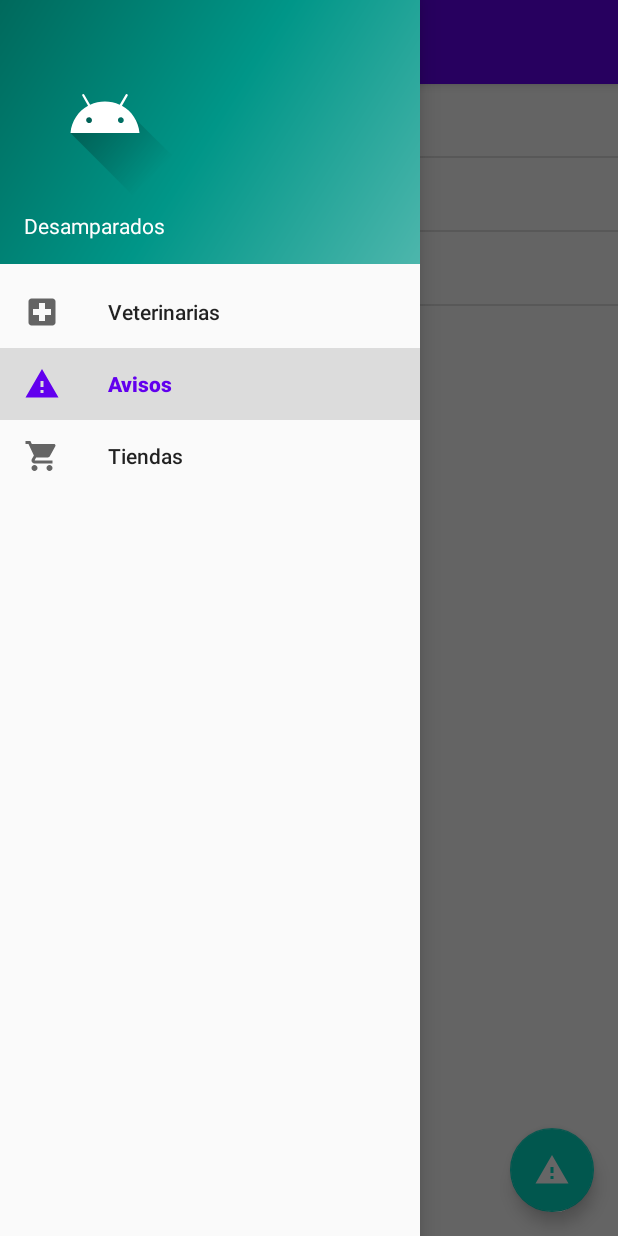
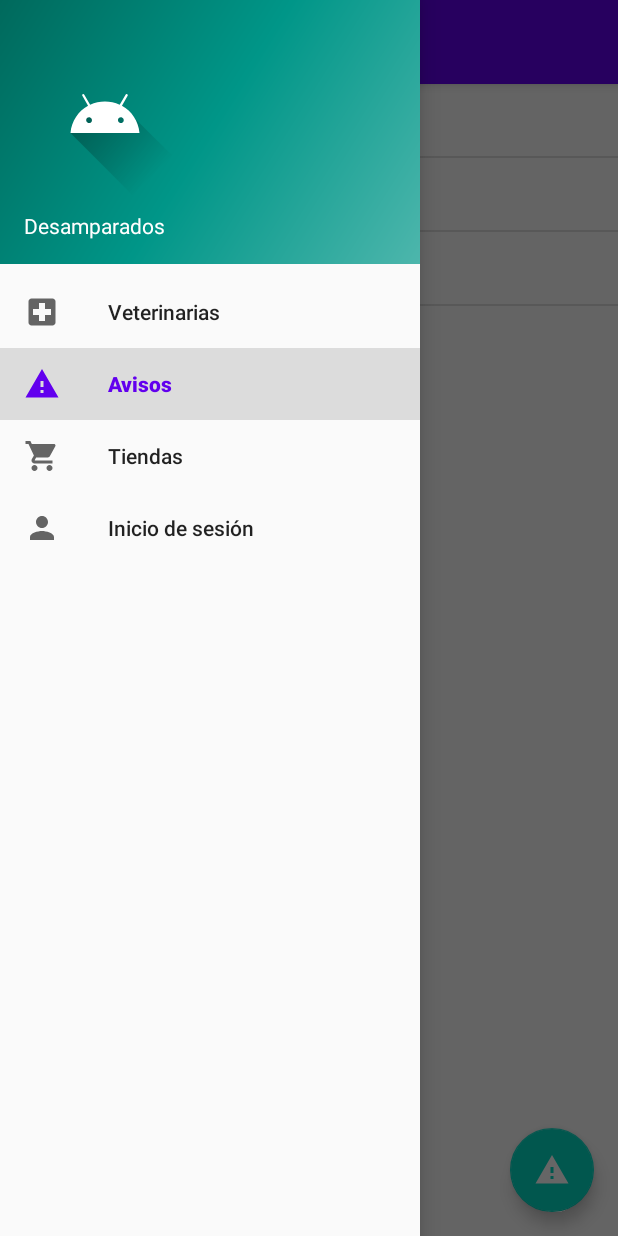
Before and after one commit to osmansmith/desamparados, an Android app: the screen it shows after launch (MainActivity), with the side drawer open, on a phone screen of 412 x 824 dp. Run offline under Robolectric (Android 15) with nearby library versions, the phone set to English and light mode, and no system bars; our stand-ins replace navigation-ui.

Commit message:
Se agrega el login

```diff
--- a/app/src/main/java/com/example/desamparados/MainActivity.java
+++ b/app/src/main/java/com/example/desamparados/MainActivity.java
@@ -26,20 +26,12 @@ public class MainActivity extends AppCompatActivity {
         setContentView(R.layout.activity_main);
         Toolbar toolbar = findViewById(R.id.toolbar);
         setSupportActionBar(toolbar);
-        /*FloatingActionButton fab = findViewById(R.id.fab);
-        fab.setOnClickListener(new View.OnClickListener() {
-            @Override
-            public void onClick(View view) {
-                Snackbar.make(view, "Replace with your own action", Snackbar.LENGTH_LONG)
-                        .setAction("Action", null).show();
-            }
-        });*/
+
         DrawerLayout drawer = findViewById(R.id.drawer_layout);
         NavigationView navigationView = findViewById(R.id.nav_view);
-        // Passing each menu ID as a set of Ids because each
-        // menu should be considered as top level destinations.
+
         mAppBarConfiguration = new AppBarConfiguration.Builder(
-                R.id.nav_aviso, R.id.nav_salud, R.id.nav_petshop)
+                R.id.nav_aviso, R.id.nav_salud, R.id.nav_petshop, R.id.nav_inicioSesion)
                 .setDrawerLayout(drawer)
                 .build();
         NavController navController = Navigation.findNavController(this, R.id.nav_host_fragment);
--- a/app/src/main/java/com/example/desamparados/aviso.java
+++ b/app/src/main/java/com/example/desamparados/aviso.java
@@ -8,11 +8,16 @@ import androidx.annotation.NonNull;
 import androidx.annotation.Nullable;
 import androidx.fragment.app.Fragment;
 
+import android.view.ContextMenu;
 import android.view.LayoutInflater;
+import android.view.MenuInflater;
+import android.view.MenuItem;
 import android.view.View;
 import android.view.ViewGroup;
+import android.widget.AdapterView;
 import android.widget.ArrayAdapter;
 import android.widget.ListView;
+import android.widget.Toast;
 
 import com.google.android.material.floatingactionbutton.FloatingActionButton;
 import com.google.android.material.snackbar.Snackbar;
@@ -25,6 +30,7 @@ public class aviso extends Fragment {
     private AvisoViewModel mViewModel;
     //propiedades de la clase
     private ListView listview;
+    List<String> avisos = new ArrayList<String>();
 
     public static aviso newInstance() {
         return new aviso();
@@ -62,14 +68,17 @@ public class aviso extends Fragment {
 
         // Aqui se puede usar el viewModel
 
-        List<String> avisos = new ArrayList<String>();
+
         avisos.add("perrito perdido en pampa baja");
         avisos.add("perrito perdido en las compañias");
         avisos.add("gatito avandonado en 4 esquinas");
 
         listview.setAdapter(new ArrayAdapter<String>(this.getActivity(),
                 android.R.layout.simple_list_item_1, avisos));
+        registerForContextMenu(listview);
 
     }
 
+
+
 }
--- /dev/null
+++ b/app/src/main/res/drawable/ic_person_black_24dp.xml
@@ -0,0 +1,9 @@
+<vector xmlns:android="http://schemas.android.com/apk/res/android"
+        android:width="24dp"
+        android:height="24dp"
+        android:viewportWidth="24.0"
+        android:viewportHeight="24.0">
+    <path
+        android:fillColor="#FF000000"
+        android:pathData="M12,12c2.21,0 4,-1.79 4,-4s-1.79,-4 -4,-4 -4,1.79 -4,4 1.79,4 4,4zM12,14c-2.67,0 -8,1.34 -8,4v2h16v-2c0,-2.66 -5.33,-4 -8,-4z"/>
+</vector>
--- a/app/src/main/res/menu/activity_main_drawer.xml
+++ b/app/src/main/res/menu/activity_main_drawer.xml
@@ -17,6 +17,10 @@
             android:id="@+id/nav_petshop"
             android:icon="@drawable/ic_shopping_cart_black_24dp"
             android:title="@string/menu_petshop" />
+        <item
+            android:id="@+id/nav_inicioSesion"
+            android:icon="@drawable/ic_person_black_24dp"
+            android:title="@string/menu_inicio_sesion" />
 
 
 
--- a/app/src/main/res/menu/main.xml
+++ /dev/null
@@ -1,9 +0,0 @@
-<?xml version="1.0" encoding="utf-8"?>
-<menu xmlns:android="http://schemas.android.com/apk/res/android"
-    xmlns:app="http://schemas.android.com/apk/res-auto">
-    <item
-        android:id="@+id/action_settings"
-        android:orderInCategory="100"
-        android:title="@string/action_settings"
-        app:showAsAction="never" />
-</menu>
--- a/app/src/main/res/navigation/mobile_navigation.xml
+++ b/app/src/main/res/navigation/mobile_navigation.xml
@@ -20,6 +20,11 @@
         android:name="com.example.desamparados.petshop"
         android:label="@string/menu_petshop"
         tools:layout="@layout/petshop_fragment" />
+    <fragment
+        android:id="@+id/nav_inicioSesion"
+        android:name="com.example.desamparados.inicioSesion"
+        android:label="@string/menu_inicio_sesion"
+        tools:layout="@layout/inicio_sesion_fragment" />
 
 
 </navigation>
--- a/app/src/main/res/values/strings.xml
+++ b/app/src/main/res/values/strings.xml
@@ -1,14 +1,17 @@
 <resources>
+
+    <!-- Texto que se usan de forma global-->
+
     <string name="app_name">desamparados</string>
     <string name="navigation_drawer_open">Open navigation drawer</string>
     <string name="navigation_drawer_close">Close navigation drawer</string>
     <string name="nav_header_title">Desamparados</string>
     <string name="nav_header_desc">Navigation header</string>
-    <string name="action_settings">Settings</string>
 
     <string name="menu_salud">Veterinarias</string>
     <string name="menu_petshop">Tiendas</string>
     <string name="menu_aviso">Avisos</string>
+    <string name="menu_inicio_sesion">Inicio de sesión</string>
+    <string name="menu_registro">Registrarse</string>
 
-    <string name="home_second">Home Second</string>
 </resources>
```
Also changed, not shown: app/src/main/java/com/example/desamparados/AvisoViewModel.java (+5 -3 lines), app/src/main/java/com/example/desamparados/InicioSesionViewModel.java (added, +7 -0 lines), app/src/main/java/com/example/desamparados/inicioSesion.java (added, +36 -0 lines), app/src/main/res/layout/inicio_sesion_fragment.xml (added, +49 -0 lines), app/src/main/res/menu/menu_flotante.xml (added, +14 -0 lines), 2 other files.
